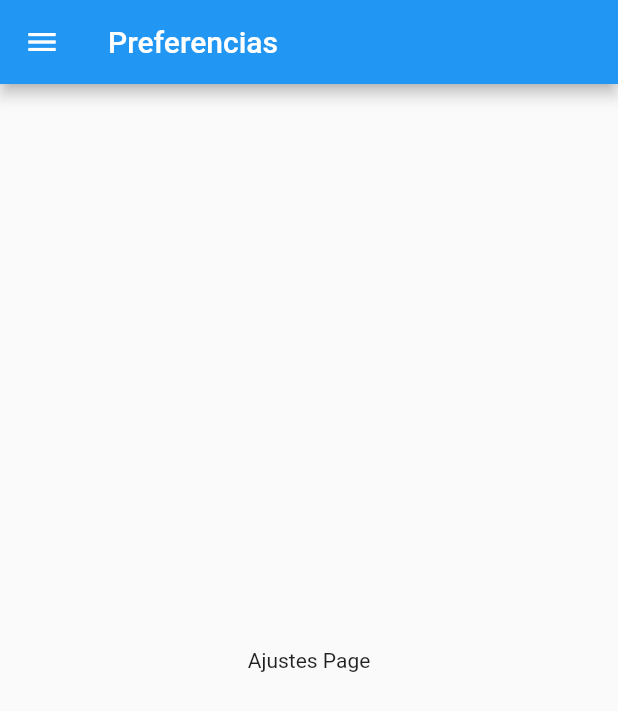
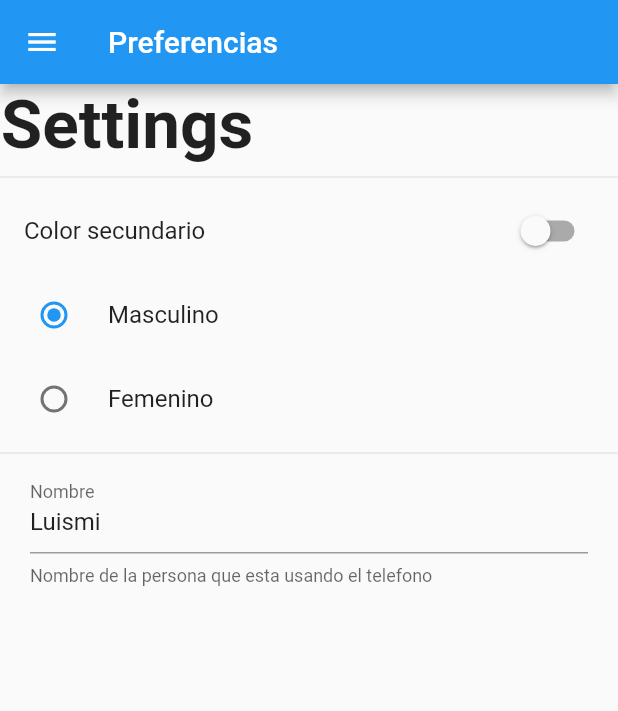
Before and after one commit to lmdelgallego/preferencesUserApp, a Flutter app: the SettingsPage screen opened by its route, on a phone screen of 412 x 824 dp. Shown: the top 711 px of the screen. Run offline on Flutter 3.47's test engine with Material 2 defaults, Android fonts, the phone set to English and light mode, and no system bars.

Commit message:
Setting page desing

```diff
--- a/lib/src/pages/settings_page.dart
+++ b/lib/src/pages/settings_page.dart
@@ -1,9 +1,26 @@
 import 'package:flutter/material.dart';
 import 'package:preferences_user_app/src/widgets/menu_widget.dart';
 
-class SettingsPage extends StatelessWidget {
+class SettingsPage extends StatefulWidget {
   const SettingsPage({Key key}) : super(key: key);
   static final String routeName = 'settings';
+
+  @override
+  _SettingsPageState createState() => _SettingsPageState();
+}
+
+class _SettingsPageState extends State<SettingsPage> {
+  bool _colorSecundario = false;
+  int _genero = 1;
+  String _nombre = 'Luismi';
+
+  TextEditingController _textEditingController;
+
+  @override
+  void initState() {
+    super.initState();
+    _textEditingController = new TextEditingController(text: _nombre);
+  }
 
   @override
   Widget build(BuildContext context) {
@@ -12,8 +29,55 @@ class SettingsPage extends StatelessWidget {
         title: Text('Preferencias'),
       ),
       drawer: MenuWidget(),
-      body: Center(
-        child: Text('Ajustes Page'),
+      body: ListView(
+        children: [
+          Container(
+            padding: EdgeInsets.all(0.5),
+            child: Text(
+              'Settings',
+              style: TextStyle(fontSize: 45.0, fontWeight: FontWeight.bold),
+            ),
+          ),
+          Divider(),
+          SwitchListTile(
+            value: _colorSecundario,
+            title: Text('Color secundario'),
+            onChanged: (value) {
+              _colorSecundario = value;
+              setState(() {});
+            },
+          ),
+          RadioListTile(
+            value: 1,
+            title: Text('Masculino'),
+            groupValue: _genero,
+            onChanged: (value) {
+              _genero = value;
+              setState(() {});
+            },
+          ),
+          RadioListTile(
+            value: 2,
+            title: Text('Femenino'),
+            groupValue: _genero,
+            onChanged: (value) {
+              _genero = value;
+              setState(() {});
+            },
+          ),
+          Divider(),
+          Container(
+            padding: EdgeInsets.symmetric(horizontal: 20),
+            child: TextField(
+              controller: _textEditingController,
+              decoration: InputDecoration(
+                labelText: 'Nombre',
+                helperText: 'Nombre de la persona que esta usando el telefono',
+              ),
+              onChanged: (value) {},
+            ),
+          )
+        ],
       ),
     );
   }
--- a/lib/src/widgets/menu_widget.dart
+++ b/lib/src/widgets/menu_widget.dart
@@ -27,6 +27,11 @@ class MenuWidget extends StatelessWidget {
                 Navigator.pushReplacementNamed(context, HomePage.routeName),
           ),
           ListTile(
+            leading: Icon(Icons.camera, color: Colors.blue),
+            title: Text('Party Mode'),
+            onTap: () {},
+          ),
+          ListTile(
             leading: Icon(Icons.people, color: Colors.blue),
             title: Text('People'),
             onTap: () {},
```
